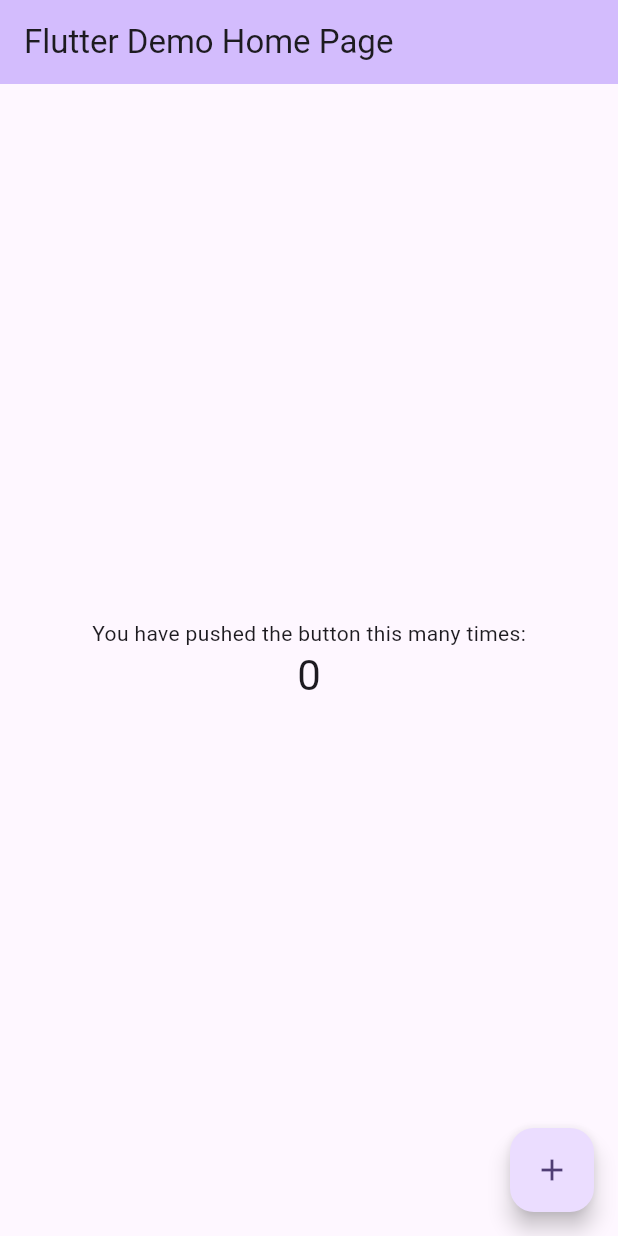
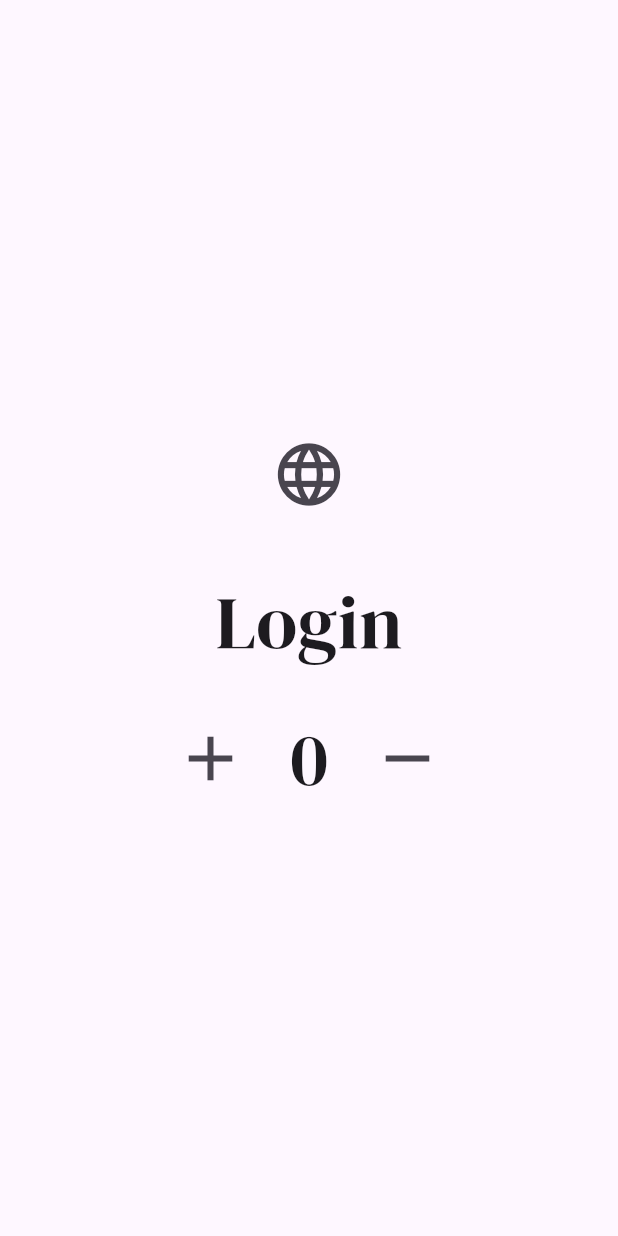
Before and after one commit to ahmedyounis44/bookia_app, a Flutter app: the screen it shows after launch, on a phone screen of 412 x 824 dp. Run offline on Flutter 3.47's test engine with Material 3 defaults, Android fonts, the phone set to English and light mode, and no system bars; our stand-ins replace bloc, easy_localization, flutter_bloc.

Commit message:
update localzation and cubit

```diff
--- /dev/null
+++ b/assets/translations/ar.json
@@ -0,0 +1,4 @@
+{
+    "login": "تسجيل الدخول",
+    "home": "الرئيسية"
+}
--- /dev/null
+++ b/assets/translations/en.json
@@ -0,0 +1,4 @@
+{
+    "login": "Login",
+    "home": "Home"
+}
--- /dev/null
+++ b/lib/bookia_app.dart
@@ -0,0 +1,19 @@
+import 'package:bookia_application/features/home/home.dart';
+import 'package:easy_localization/easy_localization.dart';
+import 'package:flutter/material.dart';
+
+class BookiaApp extends StatelessWidget {
+  const BookiaApp({super.key});
+
+  @override
+  Widget build(BuildContext context) {
+    return MaterialApp(
+      localizationsDelegates: context.localizationDelegates,
+      supportedLocales: context.supportedLocales,
+      locale: context.locale,
+      theme: ThemeData(fontFamily: 'dmserif'),
+      debugShowCheckedModeBanner: false,
+      home: Home(),
+    );
+  }
+}
--- /dev/null
+++ b/lib/core/theme/app_colors.dart
@@ -0,0 +1,4 @@
+class AppColors {
+
+  static const primaryColor = 0xFF6200EE;
+}
--- /dev/null
+++ b/lib/features/home/cubit/cubit/home_cubit.dart
@@ -0,0 +1,23 @@
+import 'package:bloc/bloc.dart';
+import 'package:flutter_bloc/flutter_bloc.dart';
+import 'package:meta/meta.dart';
+
+part 'home_state.dart';
+
+class HomeCubit extends Cubit<HomeState> {
+  HomeCubit() : super(HomeInitial());
+
+static HomeCubit get(context) => BlocProvider.of<HomeCubit>(context);
+
+int counter = 0;
+
+void increment() {
+  counter++;
+  emit(IncrementState());
+}
+
+void decrement() {
+ counter>0 ? counter--:counter=0;
+  emit(DecrementState());
+}
+}
--- /dev/null
+++ b/lib/features/home/cubit/cubit/home_state.dart
@@ -0,0 +1,8 @@
+part of 'home_cubit.dart';
+
+@immutable
+sealed class HomeState {}
+
+final class HomeInitial extends HomeState {}
+final class IncrementState extends HomeState {}
+final class DecrementState extends HomeState {}
--- /dev/null
+++ b/lib/features/home/home.dart
@@ -0,0 +1,49 @@
+import 'package:bookia_application/features/home/cubit/cubit/home_cubit.dart';
+import 'package:easy_localization/easy_localization.dart';
+import 'package:flutter/material.dart';
+import 'package:flutter_bloc/flutter_bloc.dart';
+
+class Home extends StatelessWidget {
+  const Home({super.key});
+
+  @override
+  Widget build(BuildContext context) {
+    return BlocProvider(
+      create: (context) => HomeCubit(),
+      child: Scaffold(
+        body: Center(
+          child: BlocBuilder<HomeCubit, HomeState>(
+            builder: (context, state) {
+              return Column(
+                mainAxisAlignment: MainAxisAlignment.center,
+                children:[
+                  IconButton(onPressed: (){
+                    if (context.locale.languageCode == 'en') {
+                      context.setLocale(Locale('ar'));
+                    } else {
+                      context.setLocale(Locale('en'));
+                    }
+                  } , icon: Icon(Icons.language),iconSize: 50,),
+                  SizedBox(height: 30),
+                  Text("login".tr(), style: TextStyle(fontSize: 50)),
+                  SizedBox(
+                    height: 20,
+                  ),
+                  Row(
+                  mainAxisAlignment: MainAxisAlignment.center,
+                  spacing: 20,
+                  children: [
+                    IconButton(onPressed: () => HomeCubit.get(context).increment(), icon: Icon(Icons.add),iconSize: 50,),
+                    Text(HomeCubit.get(context).counter.toString(), style: TextStyle(fontSize: 50),),
+                    IconButton(onPressed: () => HomeCubit.get(context).decrement(), icon: Icon(Icons.remove),iconSize: 50,),
+                  ],
+                ),
+                ]
+              );
+            },
+          ),
+        ),
+      ),
+    );
+  }
+}
--- a/lib/main.dart
+++ b/lib/main.dart
@@ -1,122 +1,19 @@
+import 'package:bookia_application/bookia_app.dart';
+import 'package:easy_localization/easy_localization.dart';
 import 'package:flutter/material.dart';
 
-void main() {
-  runApp(const MyApp());
+void main() async {
+  WidgetsFlutterBinding.ensureInitialized();
+  await Future.wait([
+    EasyLocalization.ensureInitialized(),
+  ]);
+
+   runApp(
+    EasyLocalization(
+      supportedLocales: [Locale('en'), Locale('ar')],
+      path: 'assets/translations', // <-- change the path of the translation files
+      fallbackLocale: Locale('en'),
+      child: BookiaApp()
+    ),
+  );
 }
-
-class MyApp extends StatelessWidget {
-  const MyApp({super.key});
-
-  // This widget is the root of your application.
-  @override
-  Widget build(BuildContext context) {
-    return MaterialApp(
-      title: 'Flutter Demo',
-      theme: ThemeData(
-        // This is the theme of your application.
-        //
-        // TRY THIS: Try running your application with "flutter run". You'll see
-        // the application has a purple toolbar. Then, without quitting the app,
-        // try changing the seedColor in the colorScheme below to Colors.green
-        // and then invoke "hot reload" (save your changes or press the "hot
-        // reload" button in a Flutter-supported IDE, or press "r" if you used
-        // the command line to start the app).
-        //
-        // Notice that the counter didn't reset back to zero; the application
-        // state is not lost during the reload. To reset the state, use hot
-        // restart instead.
-        //
-        // This works for code too, not just values: Most code changes can be
-        // tested with just a hot reload.
-        colorScheme: ColorScheme.fromSeed(seedColor: Colors.deepPurple),
-      ),
-      home: const MyHomePage(title: 'Flutter Demo Home Page'),
-    );
-  }
-}
-
-class MyHomePage extends StatefulWidget {
-  const MyHomePage({super.key, required this.title});
-
-  // This widget is the home page of your application. It is stateful, meaning
-  // that it has a State object (defined below) that contains fields that affect
-  // how it looks.
-
-  // This class is the configuration for the state. It holds the values (in this
-  // case the title) provided by the parent (in this case the App widget) and
-  // used by the build method of the State. Fields in a Widget subclass are
-  // always marked "final".
-
-  final String title;
-
-  @override
-  State<MyHomePage> createState() => _MyHomePageState();
-}
-
-class _MyHomePageState extends State<MyHomePage> {
-  int _counter = 0;
-
-  void _incrementCounter() {
-    setState(() {
-      // This call to setState tells the Flutter framework that something has
-      // changed in this State, which causes it to rerun the build method below
-      // so that the display can reflect the updated values. If we changed
-      // _counter without calling setState(), then the build method would not be
-      // called again, and so nothing would appear to happen.
-      _counter++;
-    });
-  }
-
-  @override
-  Widget build(BuildContext context) {
-    // This method is rerun every time setState is called, for instance as done
-    // by the _incrementCounter method above.
-    //
-    // The Flutter framework has been optimized to make rerunning build methods
-    // fast, so that you can just rebuild anything that needs updating rather
-    // than having to individually change instances of widgets.
-    return Scaffold(
-      appBar: AppBar(
-        // TRY THIS: Try changing the color here to a specific color (to
-        // Colors.amber, perhaps?) and trigger a hot reload to see the AppBar
-        // change color while the other colors stay the same.
-        backgroundColor: Theme.of(context).colorScheme.inversePrimary,
-        // Here we take the value from the MyHomePage object that was created by
-        // the App.build method, and use it to set our appbar title.
-        title: Text(widget.title),
-      ),
-      body: Center(
-        // Center is a layout widget. It takes a single child and positions it
-        // in the middle of the parent.
-        child: Column(
-          // Column is also a layout widget. It takes a list of children and
-          // arranges them vertically. By default, it sizes itself to fit its
-          // children horizontally, and tries to be as tall as its parent.
-          //
-          // Column has various properties to control how it sizes itself and
-          // how it positions its children. Here we use mainAxisAlignment to
-          // center the children vertically; the main axis here is the vertical
-          // axis because Columns are vertical (the cross axis would be
-          // horizontal).
-          //
-          // TRY THIS: Invoke "debug painting" (choose the "Toggle Debug Paint"
-          // action in the IDE, or press "p" in the console), to see the
-          // wireframe for each widget.
-          mainAxisAlignment: MainAxisAlignment.center,
-          children: <Widget>[
-            const Text('You have pushed the button this many times:'),
-            Text(
-              '$_counter',
-              style: Theme.of(context).textTheme.headlineMedium,
-            ),
-          ],
-        ),
-      ),
-      floatingActionButton: FloatingActionButton(
-        onPressed: _incrementCounter,
-        tooltip: 'Increment',
-        child: const Icon(Icons.add),
-      ), // This trailing comma makes auto-formatting nicer for build methods.
-    );
-  }
-}
```
Also changed, not shown: lib/core/theme/app_text_style.dart (added, +10 -0 lines), pubspec.yaml (+13 -3 lines), assets/fonts/DMSerifDisplay-Italic.ttf (added), assets/fonts/DMSerifDisplay-Regular.ttf (added), image.png (added), lib/features/auth/login.dart (added), pubspec.lock, 3 other files.
